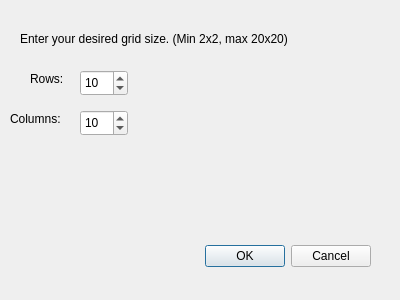
Above: GoofyLightsEditor/sizedialog.ui from CS383Team2/Goofy_Lights_Editor before the change. Below: the same form after it.
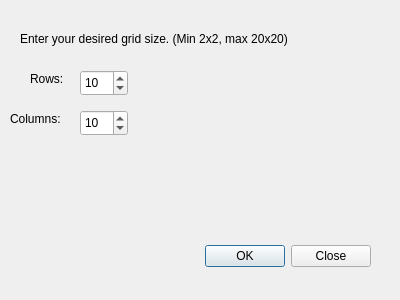
That is the form after the change.

Commit message: Better grid size dialog

What changed in the file:
```diff
--- a/GoofyLightsEditor/sizedialog.ui
+++ b/GoofyLightsEditor/sizedialog.ui
@@ -47,7 +47,7 @@
     <enum>Qt::Horizontal</enum>
    </property>
    <property name="standardButtons">
-    <set>QDialogButtonBox::Cancel|QDialogButtonBox::Ok</set>
+    <set>QDialogButtonBox::Close|QDialogButtonBox::Ok</set>
    </property>
   </widget>
   <widget class="QSpinBox" name="spinBox">
```
Left out of the diff: 2 changed lines with no effect on the pictures. The commit also changes 3 other files.
